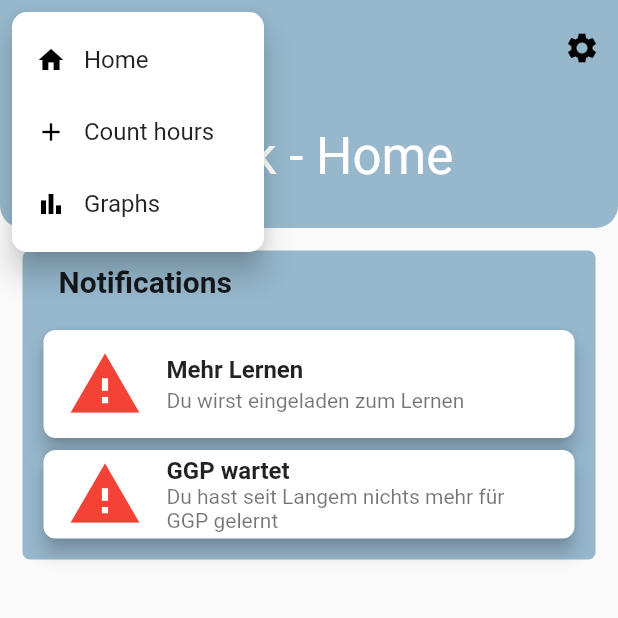
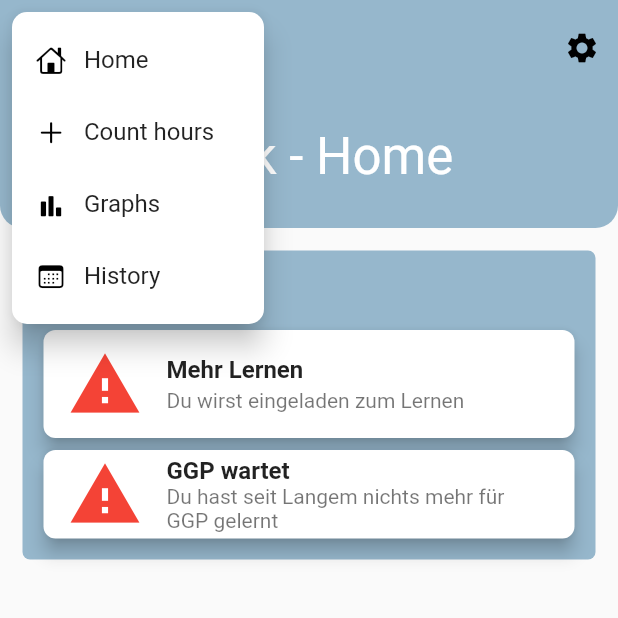
Before and after one commit to nikiorihatza/learningcounter, a Flutter app: the screen it shows after launch, after a tap on the "home" icon, on a phone screen of 412 x 824 dp, the top half of it. Run offline on Flutter 3.47's test engine with Material 2 defaults, Android fonts, the phone set to English and light mode, and no system bars; our stand-ins replace email_validator, flutter_colorpicker, get, image_picker, shared_preferences, string_validator and 1 more; missing offline and left inert: number_inc_dec.

Commit message:
Full functionable :)
New:
 - delete and adding hours history
 - Change Icons of NavBar / Menu

```diff
--- a/lib/Data/menu_items.dart
+++ b/lib/Data/menu_items.dart
@@ -1,8 +1,9 @@
+import 'package:flutter/cupertino.dart';
 import 'package:pos_4ahif_learningcounter/Model/menu_item.dart';
 import 'package:flutter/material.dart';
 
 class MenuItems {
-  static const List<MenuItem> itemsMenu = [itemHome, itemCount, itemGraphs];
+  static const List<MenuItem> itemsMenu = [itemHome, itemCount, itemGraphs, itemHistory];
 
   static const List<MenuItem> itemsSettings = [
     itemAccount,
@@ -12,17 +13,22 @@ class MenuItems {
 
   static const itemHome = MenuItem(
     text: 'Home',
-    icon: Icons.home,
+    icon: CupertinoIcons.home,
   );
 
   static const itemCount = MenuItem(
     text: 'Count hours',
-    icon: Icons.add,
+    icon: CupertinoIcons.add,
   );
 
   static const itemGraphs = MenuItem(
     text: 'Graphs',
-    icon: Icons.bar_chart_outlined,
+    icon: CupertinoIcons.chart_bar_alt_fill,
+  );
+
+  static const itemHistory = MenuItem(
+      text: 'History',
+      icon: CupertinoIcons.calendar,
   );
 
   static const itemAccount = MenuItem(
--- a/lib/Model/subjecthours.dart
+++ b/lib/Model/subjecthours.dart
@@ -3,6 +3,7 @@ import 'package:pos_4ahif_learningcounter/Model/subject.dart';
 class SubjectHours {
   Subject subject;
   int hours;
+  late Map<DateTime, int> history = {};
 
   SubjectHours({
     required this.subject,
```
Also changed, not shown: lib/Pages/counthours_page.dart (+48 -10 lines), lib/Pages/graphs_page.dart (+19 -5 lines), lib/Widgets/subjectHour_widget.dart (+15 -2 lines), 1 other file.
